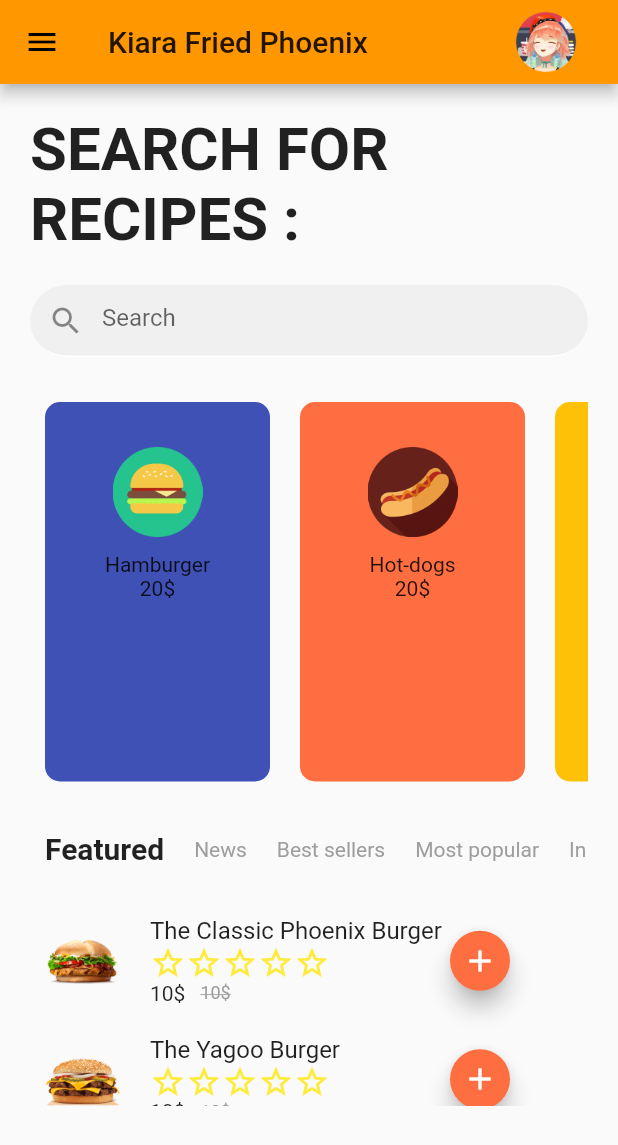
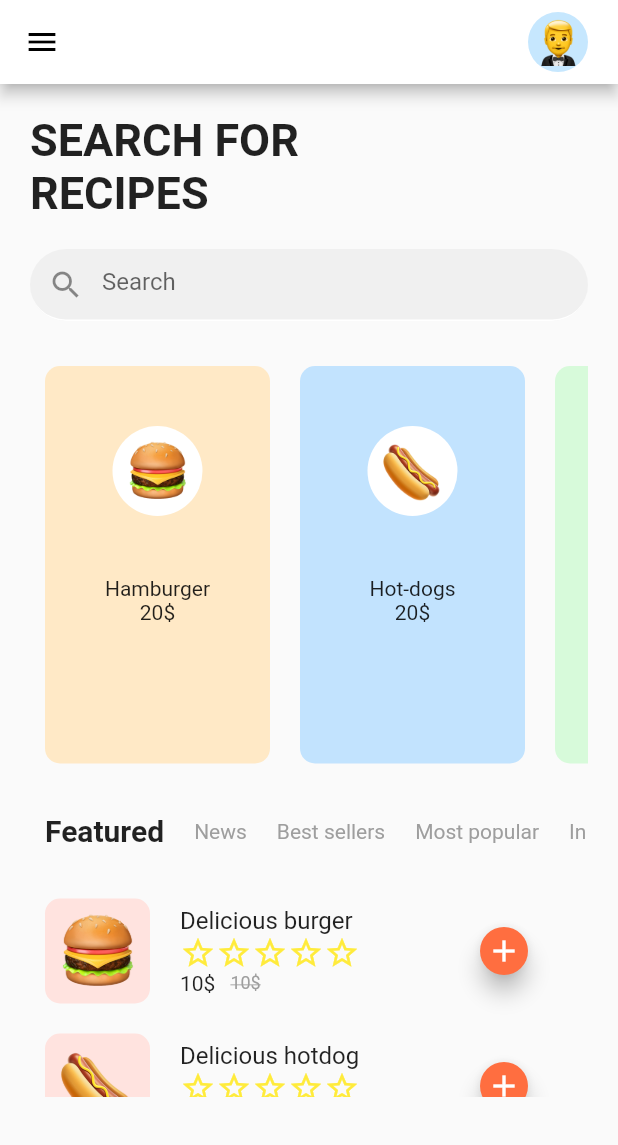
Before and after one commit to beauraintheo/BEAURAIN_THEO_FLUTTER_UI_EMOJIS, a Flutter app: the screen it shows after launch, on a phone screen of 412 x 824 dp. Shown: the top 1145 px of the screen. Run offline on Flutter 3.47's test engine with Material 2 defaults, Android fonts, the phone set to English and light mode, and no system bars.

Commit message:
Update with goods pictures

```diff
--- a/lib/main.dart
+++ b/lib/main.dart
@@ -32,13 +32,12 @@ class MyHomePage extends StatefulWidget {
 
 class _MyHomePageState extends State<MyHomePage> {
 
-  var colors = [Colors.indigo, Colors.deepOrangeAccent, Colors.amber, Colors.lightGreen, Colors.blue];
-  var images = ['images/burger_icon.png', 'images/hotdog_icon.png', 'images/sandwich_icon.png', 'images/pizza_icon.png', 'images/cake_icon.png'];
+  var colors = [Color.fromRGBO(255, 233, 198, 1), Color.fromRGBO(194, 227, 254, 1), Color.fromRGBO(215, 250, 218, 1), Color.fromRGBO(253, 214, 213, 1), Color.fromRGBO(199, 184, 243, 1)];
+  var images = ['images/burger.png', 'images/hotdog.png', 'images/sandwich.png', 'images/pizza.png', 'images/fries.png'];
   var titles = ['Featured', 'News', 'Best sellers', 'Most popular', 'In promotion'];
-  var namesFood = ['Hamburger', "Hot-dogs", "Sandwich", "Pizza", "Cake"];
+  var namesFood = ['Hamburger', "Hot-dogs", "Sandwich", "Pizza", "Frites"];
 
-  var burgers = ['images/burger1.png', 'images/burger2.png', 'images/burger3.png', 'images/burger4.png'];
-  var burgers_name = ['The Classic Phoenix Burger', 'The Yagoo Burger', 'The Kitten Special', 'Cheese Burger'];
+  var burgers_name = ['Delicious burger', 'Delicious hotdog', 'Delicious sandwich', 'Delicious pizza', 'Delicious fries'];
 
   List<Widget> randomStars() {
     var random = new Random();
@@ -74,17 +73,20 @@ class _MyHomePageState extends State<MyHomePage> {
   Widget build(BuildContext context) {
     return Scaffold(
       appBar: AppBar(
-        title: Text("Kiara Fried Phoenix"),
         leading: Container(
           child: Icon(
             Icons.menu,  // add custom icons also
           ),
         ),
+        backgroundColor: Colors.white,
         actions: <Widget>[
           Padding(
               padding: EdgeInsets.only(right: 20.0),
               child: Container(
-                child: Image.asset('images/kiara_avatar.png'),
+                child: CircleAvatar(
+                  child: Image.asset('images/tuxedo.png', height: 32),
+                  backgroundColor: Color.fromRGBO(198, 231, 254, 1),
+                ),
               )
           )
         ],
@@ -93,13 +95,25 @@ class _MyHomePageState extends State<MyHomePage> {
         padding: EdgeInsets.all(20.0),
         child: Column(
           children: <Widget>[
+            Align(
+              alignment: Alignment.centerLeft,
+              child: Text(
+                "SEARCH FOR",
+                style: const TextStyle(fontWeight: FontWeight.bold, fontSize: 30),
+              ),
+            ),
+            Align(
+              alignment: Alignment.centerLeft,
+              child: Text(
+                "RECIPES",
+                style: const TextStyle(fontWeight: FontWeight.bold, fontSize: 30),
+              ),
+            ),
             Padding(
               padding: EdgeInsets.only(bottom: 20.0),
-              child: Text(
-                "SEARCH FOR RECIPES :",
-                style: const TextStyle(fontWeight: FontWeight.bold, fontSize: 40),
+
             ),
-            ),
+
             Padding(
               padding: EdgeInsets.only(bottom: 20.0),
               child: TextField(
@@ -138,19 +152,29 @@ class _MyHomePageState extends State<MyHomePage> {
                         ),
                         child: Column(
                           children: <Widget>[
-                            Align(
+                            Padding(
+                              padding: EdgeInsets.only(top: 10.0),
+                              child: Align(
                                 alignment: Alignment.center,
                                 child: Padding(
                                   padding: EdgeInsets.only(bottom: 10, top: 30),
+                                  child: CircleAvatar(
+                                    backgroundColor: Colors.white,
+                                    radius: 30,
                                     child: Image.asset(
                                       images[position],
-                                  width: 60,
-                                  height: 60
+                                      height: 40,
+                                      width: 40
+                                    ),
                                   )
                                 ),
                               ),
-                            Align(
+                            ),
+                            Padding(
+                              padding: EdgeInsets.only(top: 30.0),
+                              child: Align(
                                 child: Text(namesFood[position]),
+                              ),
                             ),
                             Align(
                               child: Text(randomPrices(25).toString() + "\$"),
@@ -201,10 +225,19 @@ class _MyHomePageState extends State<MyHomePage> {
                       children: <Widget>[
                         Column(
                           children: <Widget>[
-                            Image.asset(
-                              burgers[position],
+                            Container(
+                              decoration: BoxDecoration(
+                                  color: Color.fromRGBO(255, 227, 223, 1),
+                                  borderRadius: BorderRadius.circular(10)
+                              ),
+                              child: Padding(
+                                padding: EdgeInsets.all(10.0),
+                                child: Image.asset(
+                                  images[position],
                                   width: 50,
                                   height: 50,
+                                ),
+                              ),
                             ),
                           ],
                         ),
@@ -256,10 +289,10 @@ class _MyHomePageState extends State<MyHomePage> {
                               child: FloatingActionButton(
                                 onPressed: (){},
                                 backgroundColor: Colors.deepOrangeAccent,
-                                child: Icon(Icons.add, color: Colors.white,)
+                                child: Icon(Icons.add, color: Colors.white)
                               ),
-                              width: 40,
-                              height: 40,
+                              width: 32,
+                              height: 32,
                             ),
                           ],
                         ),
```
Also changed, not shown: images/burger.png (added), images/burger_icon.png (deleted), images/cake_icon.png (deleted), images/cheese.png (added), images/doughnut.png (added), images/fries.png (added), images/hotdog.png (added), images/hotdog_icon.png (deleted), images/pizza.png (added), images/pizza_icon.png (deleted), images/popcorn.png (added), images/sandwich.png (added), images/sandwich_icon.png (deleted), images/taco.png (added), 1 more files, 1 other file. Lines whose indentation alone changed are shown as unchanged.
